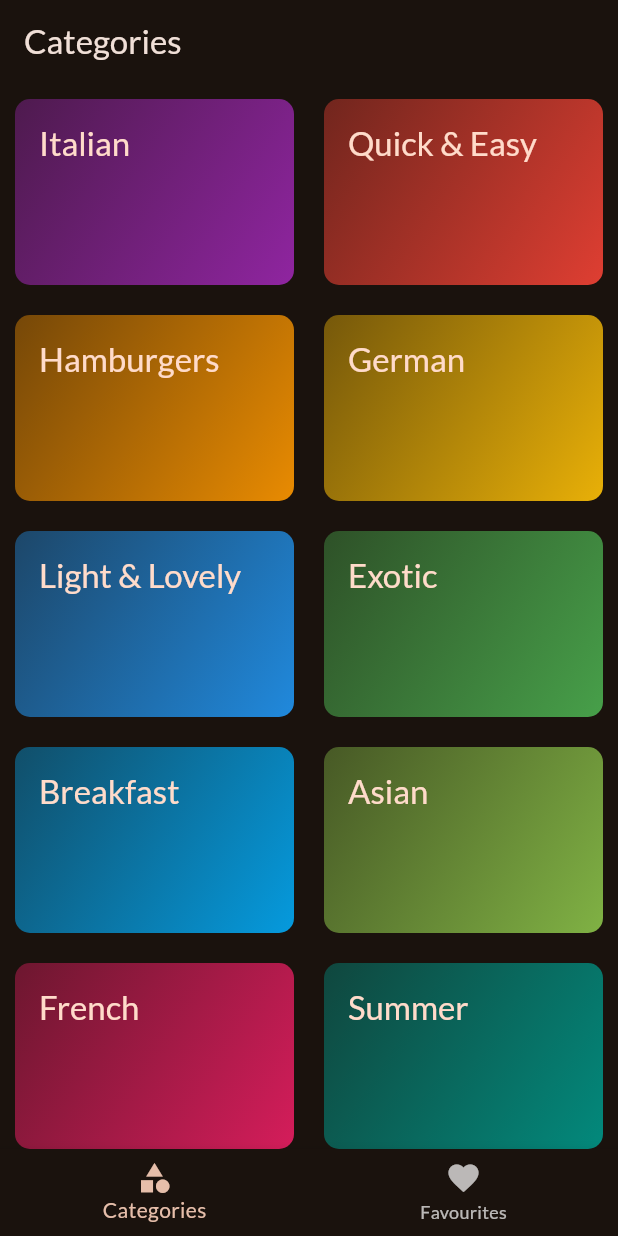
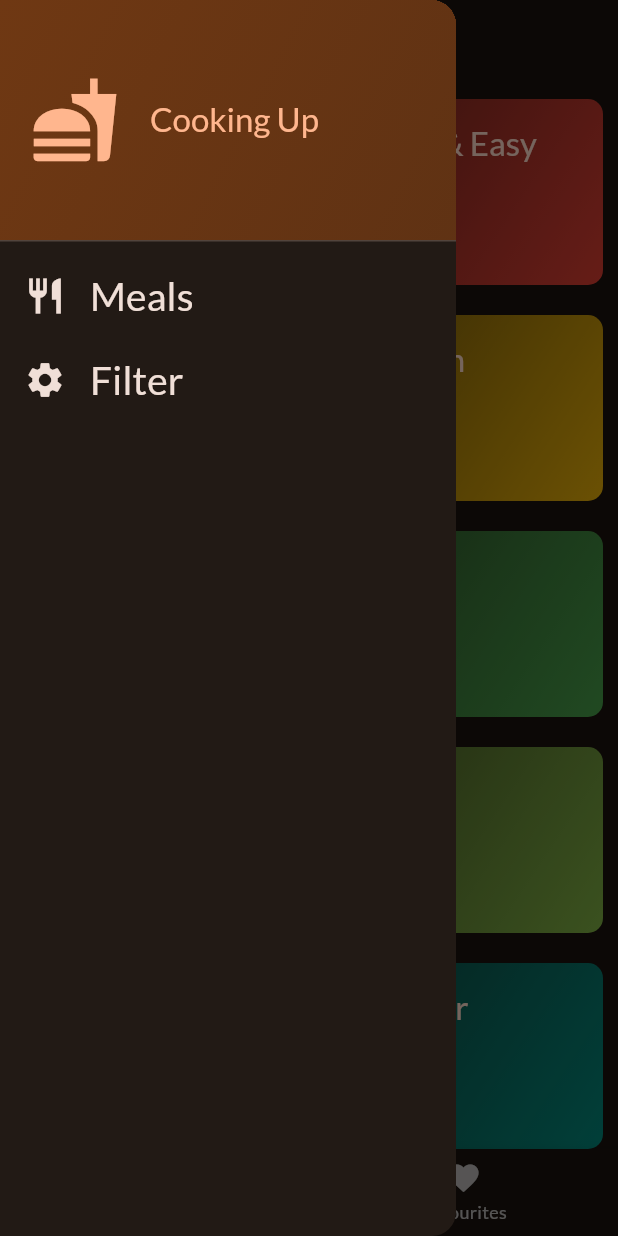
Before and after one commit to neeraj-bhatt/flutter-projects, a Flutter app: the screen it shows after launch, with the side drawer open (before the commit the screen has no drawer), on a phone screen of 412 x 824 dp. Run offline on Flutter 3.47's test engine with Material 3 defaults, Android fonts, the phone set to English and light mode, and no system bars; our stand-ins replace google_fonts, transparent_image.

Commit message:
Drawer added

```diff
--- a/foodie_goodie/lib/screens/tab_screen.dart
+++ b/foodie_goodie/lib/screens/tab_screen.dart
@@ -3,6 +3,7 @@ import 'package:flutter/material.dart';
 import 'package:foodie_goodie/screens/category_screen.dart';
 import 'package:foodie_goodie/screens/meals_screen.dart';
 import 'package:foodie_goodie/models/meal.dart';
+import 'package:foodie_goodie/widgets/drawer.dart';
 
 class TabScreen extends StatefulWidget {
   const TabScreen({super.key});
@@ -44,6 +45,14 @@ class _TabScreenState extends State<TabScreen> {
     });
   }
 
+  void _setScreen(String identifier){
+    if(identifier == "filter"){
+
+    }else{
+      Navigator.of(context).pop();
+    }
+  }
+
   @override
   Widget build(BuildContext context) {
     Widget activePage = CategoryScreen(
@@ -61,6 +70,7 @@ class _TabScreenState extends State<TabScreen> {
       appBar: AppBar(
         title: Text(activePageTitle),
       ),
+      drawer: CustomDrawer(onSelectScreen: _setScreen,),
       body: activePage,
       bottomNavigationBar: BottomNavigationBar(
         onTap: _selectPage,
--- /dev/null
+++ b/foodie_goodie/lib/widgets/drawer.dart
@@ -0,0 +1,82 @@
+import 'package:flutter/material.dart';
+
+class CustomDrawer extends StatelessWidget {
+  const CustomDrawer({super.key, required this.onSelectScreen});
+
+  final void Function(String identifier) onSelectScreen;
+
+  @override
+  Widget build(BuildContext context) {
+    return Drawer(
+      child: Column(
+        children: [
+          DrawerHeader(
+            padding: const EdgeInsets.all(20.0),
+            decoration: BoxDecoration(
+              gradient: LinearGradient(
+                colors: [
+                  Theme.of(context).colorScheme.primaryContainer,
+                  Theme.of(context)
+                      .colorScheme
+                      .primaryContainer
+                      .withOpacity(0.8)
+                ],
+                begin: Alignment.topLeft,
+                end: Alignment.bottomRight,
+              ),
+            ),
+            child: Row(
+              children: [
+                Icon(
+                  Icons.fastfood,
+                  size: 60,
+                  color: Theme.of(context).colorScheme.primary,
+                ),
+                const SizedBox(
+                  width: 20,
+                ),
+                Text(
+                  "Cooking Up",
+                  style: Theme.of(context)
+                      .textTheme
+                      .titleLarge!
+                      .copyWith(color: Theme.of(context).colorScheme.primary),
+                )
+              ],
+            ),
+          ),
+          ListTile(
+            leading: Icon(
+              Icons.restaurant,
+              size: 28,
+              color: Theme.of(context).colorScheme.onSurface,
+            ),
+            title: Text(
+              "Meals",
+              style: Theme.of(context).textTheme.titleSmall!.copyWith(
+                    color: Theme.of(context).colorScheme.onSurface,
+                    fontSize: 26,
+                  ),
+            ),
+            onTap: (){onSelectScreen("meals");},
+          ),
+          ListTile(
+            leading: Icon(
+              Icons.settings,
+              size: 28,
+              color: Theme.of(context).colorScheme.onSurface,
+            ),
+            title: Text(
+              "Filter",
+              style: Theme.of(context).textTheme.titleSmall!.copyWith(
+                color: Theme.of(context).colorScheme.onSurface,
+                fontSize: 26,
+              ),
+            ),
+            onTap: () {onSelectScreen("filter");},
+          ),
+        ],
+      ),
+    );
+  }
+}
```
